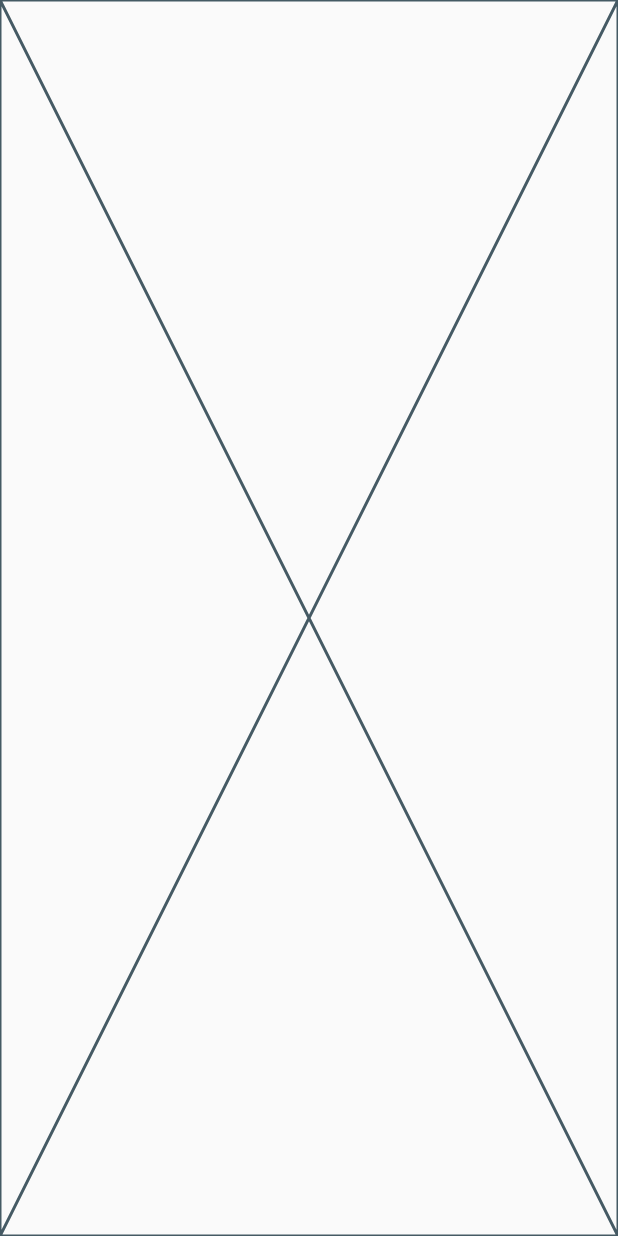
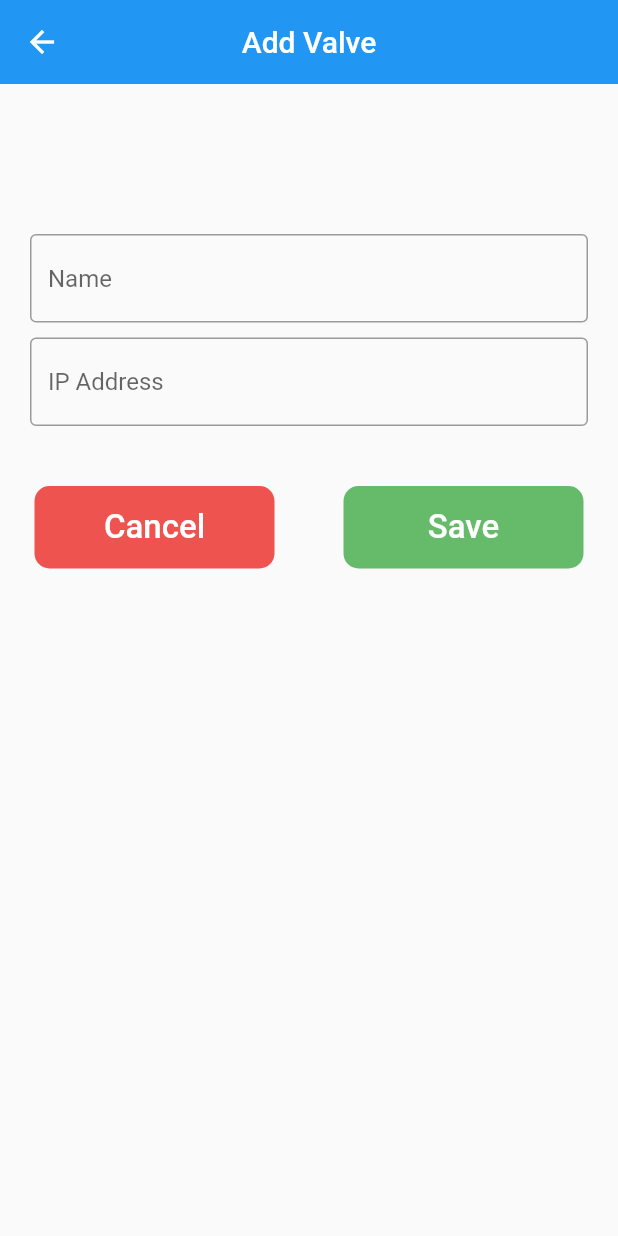
Before and after one commit to Anantu05/ValveControl, a Flutter app: the AddValveScreen screen opened directly, on a phone screen of 412 x 824 dp. Run offline on Flutter 3.47's test engine with Material 2 defaults, Android fonts, the light colour scheme and no system bars; our stand-ins replace sqflite; accounts and stored records are empty.

Commit message:
feat: adding valves

```diff
--- a/lib/screens/add_valve_screen.dart
+++ b/lib/screens/add_valve_screen.dart
@@ -1,6 +1,7 @@
 import 'package:flutter/material.dart';
 import 'package:valve_control/db/db_handler.dart';
 import 'package:valve_control/models/model.dart';
+import 'package:valve_control/models/valve_model.dart';
 
 class AddValveScreen extends StatefulWidget {
   const AddValveScreen({super.key});
@@ -12,6 +13,8 @@ class AddValveScreen extends StatefulWidget {
 class _AddValveScreenState extends State<AddValveScreen> {
   DBHandler? dbHandler;
   late Future<List<Model>> valveDataList;
+
+  final _fromKey = GlobalKey<FormState>();
 
   @override
   void initState() {
@@ -26,6 +29,128 @@ class _AddValveScreenState extends State<AddValveScreen> {
 
   @override
   Widget build(BuildContext context) {
-    return const Placeholder();
+    final nameController = TextEditingController();
+    final ipController = TextEditingController();
+    return Scaffold(
+      appBar: AppBar(
+        title: Text("Add Valve"),
+        centerTitle: true,
+        elevation: 0,
+      ),
+      body: Padding(
+        padding: EdgeInsets.only(top: 100),
+        child: SingleChildScrollView(
+            child: Column(children: [
+          Form(
+            key: _fromKey,
+            child: Column(
+              children: [
+                Padding(
+                  padding: EdgeInsets.symmetric(horizontal: 20),
+                  child: TextFormField(
+                    keyboardType: TextInputType.text,
+                    controller: nameController,
+                    decoration: InputDecoration(
+                      border: OutlineInputBorder(),
+                      hintText: "Name",
+                    ),
+                    validator: (value) {
+                      if (value!.isEmpty) return "Enter Name";
+                      return null;
+                    },
+                  ),
+                ),
+                SizedBox(
+                  height: 10,
+                ),
+                Padding(
+                  padding: EdgeInsets.symmetric(horizontal: 20),
+                  child: TextFormField(
+                    keyboardType: TextInputType.url,
+                    controller: ipController,
+                    decoration: InputDecoration(
+                      border: OutlineInputBorder(),
+                      hintText: "IP Address",
+                    ),
+                    validator: (value) {
+                      if (value!.isEmpty) return "Enter IP Address";
+                      return null;
+                    },
+                  ),
+                ),
+              ],
+            ),
+          ),
+          SizedBox(height: 40),
+          Container(
+            width: MediaQuery.of(context).size.width,
+            child: Row(
+              mainAxisAlignment: MainAxisAlignment.spaceAround,
+              children: [
+                Material(
+                  color: Colors.red[400],
+                  borderRadius: BorderRadius.circular(10),
+                  child: InkWell(
+                    onTap: () {
+                      setState(() {
+                        nameController.clear();
+                        ipController.clear();
+                        Navigator.of(context).pop();
+                      });
+                    },
+                    child: Container(
+                      alignment: Alignment.center,
+                      margin: EdgeInsets.symmetric(horizontal: 20),
+                      padding: EdgeInsets.symmetric(horizontal: 10),
+                      height: 55,
+                      width: 120,
+                      child: Text(
+                        "Cancel",
+                        style: TextStyle(
+                          fontSize: 22,
+                          fontWeight: FontWeight.w500,
+                          color: Colors.white,
+                        ),
+                      ),
+                    ),
+                  ),
+                ),
+                Material(
+                  color: Colors.green[400],
+                  borderRadius: BorderRadius.circular(10),
+                  child: InkWell(
+                    onTap: () {
+                      if (_fromKey.currentState!.validate()) {
+                        dbHandler!.insert(ValveModel(
+                            name: nameController.text, ip: ipController.text));
+                        Navigator.of(context).pop();
+                        nameController.clear();
+                        ipController.clear();
+                        print("Valve Added");
+                      }
+                    },
+                    child: Container(
+                      alignment: Alignment.center,
+                      margin: EdgeInsets.symmetric(horizontal: 20),
+                      padding: EdgeInsets.symmetric(horizontal: 10),
+                      height: 55,
+                      width: 120,
+                      child: Text(
+                        "Save",
+                        style: TextStyle(
+                          fontSize: 22,
+                          fontWeight: FontWeight.w500,
+                          color: Colors.white,
+                        ),
+                      ),
+                    ),
+                  ),
+                ),
+              ],
+            ),
+          )
+        ])),
+      ),
+    );
   }
 }
```
